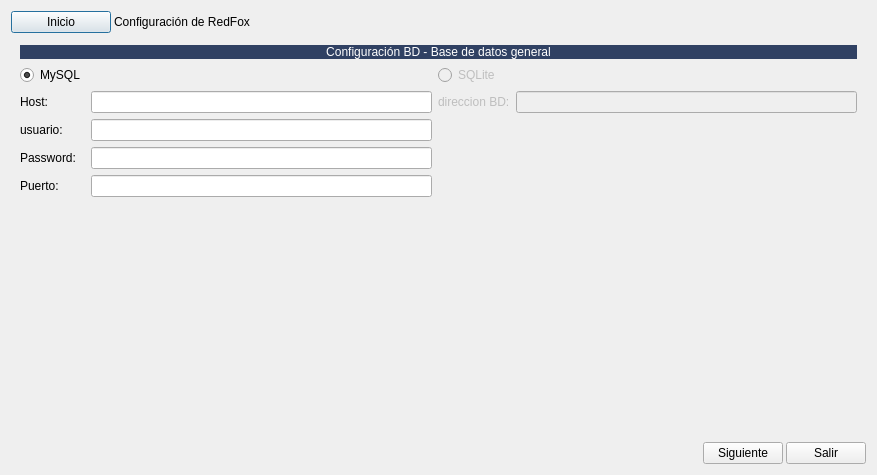
This is RedFoX/Zona_Administrador/frmconfigmaya.ui in arcnexus/RedFoX as Qt 5 draws it before an edit. The edited form follows.
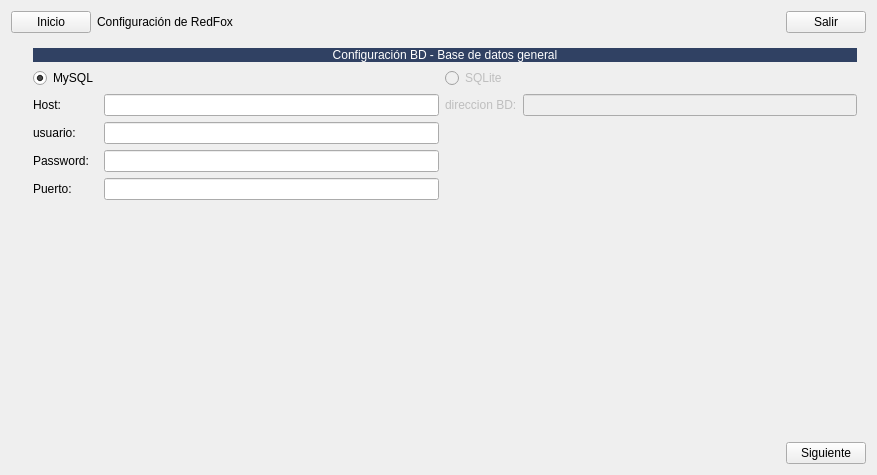
This is the edited form. The open tabs and pages were chosen to show the change. Icons and pictures are not drawn.

```diff
--- a/RedFoX/Zona_Administrador/frmconfigmaya.ui
+++ b/RedFoX/Zona_Administrador/frmconfigmaya.ui
@@ -11,41 +11,14 @@
    </rect>
   </property>
   <property name="windowTitle">
-   <string>Configuración de maya</string>
+   <string>Configuración de RedFoX</string>
   </property>
   <property name="windowIcon">
    <iconset resource="../maya.qrc">
     <normaloff>:/Icons/PNG/NeuX.png</normaloff>:/Icons/PNG/NeuX.png</iconset>
   </property>
-  <layout class="QVBoxLayout" name="verticalLayout">
-   <property name="spacing">
-    <number>3</number>
-   </property>
-   <item>
-    <layout class="QHBoxLayout" name="horizontalLayout_2">
-     <item>
-      <widget class="QPushButton" name="btnInicio">
-       <property name="maximumSize">
-        <size>
-         <width>100</width>
-         <height>16777215</height>
-        </size>
-       </property>
-       <property name="text">
-        <string>Inicio</string>
-       </property>
-      </widget>
-     </item>
-     <item>
-      <widget class="QLabel" name="label_6">
-       <property name="text">
-        <string>Configuración de RedFox</string>
-       </property>
-      </widget>
-     </item>
-    </layout>
-   </item>
-   <item>
+  <layout class="QGridLayout" name="gridLayout">
+   <item row="2" column="1">
     <widget class="QStackedWidget" name="stackedWidget">
      <property name="currentIndex">
       <number>0</number>
@@ -176,7 +149,11 @@
         </widget>
        </item>
        <item row="4" column="1">
-        <widget class="QLineEdit" name="txtPassword"/>
+        <widget class="QLineEdit" name="txtPassword">
+         <property name="echoMode">
+          <enum>QLineEdit::Password</enum>
+         </property>
+        </widget>
        </item>
        <item row="4" column="0">
         <widget class="QLabel" name="label_3">
@@ -881,7 +858,7 @@
      </widget>
     </widget>
    </item>
-   <item>
+   <item row="3" column="1">
     <layout class="QHBoxLayout" name="horizontalLayout">
      <item>
       <spacer name="horizontalSpacer">
@@ -906,6 +883,43 @@
        </property>
       </widget>
      </item>
+    </layout>
+   </item>
+   <item row="1" column="0" colspan="2">
+    <layout class="QHBoxLayout" name="horizontalLayout_2">
+     <item>
+      <widget class="QPushButton" name="btnInicio">
+       <property name="maximumSize">
+        <size>
+         <width>100</width>
+         <height>16777215</height>
+        </size>
+       </property>
+       <property name="text">
+        <string>Inicio</string>
+       </property>
+      </widget>
+     </item>
+     <item>
+      <widget class="QLabel" name="label_6">
+       <property name="text">
+        <string>Configuración de RedFox</string>
+       </property>
+      </widget>
+     </item>
+     <item>
+      <spacer name="horizontalSpacer_2">
+       <property name="orientation">
+        <enum>Qt::Horizontal</enum>
+       </property>
+       <property name="sizeHint" stdset="0">
+        <size>
+         <width>40</width>
+         <height>20</height>
+        </size>
+       </property>
+      </spacer>
+     </item>
      <item>
       <widget class="QPushButton" name="btnCancel">
        <property name="styleSheet">
@@ -918,6 +932,16 @@
      </item>
     </layout>
    </item>
+   <item row="2" column="0" rowspan="2">
+    <widget class="QLabel" name="label_21">
+     <property name="text">
+      <string/>
+     </property>
+     <property name="pixmap">
+      <pixmap resource="../maya.qrc">:/backgrounds/PNG/logo-config.png</pixmap>
+     </property>
+    </widget>
+   </item>
   </layout>
  </widget>
  <tabstops>
```
Left out of the diff: 1 changed line with no effect on the pictures.
